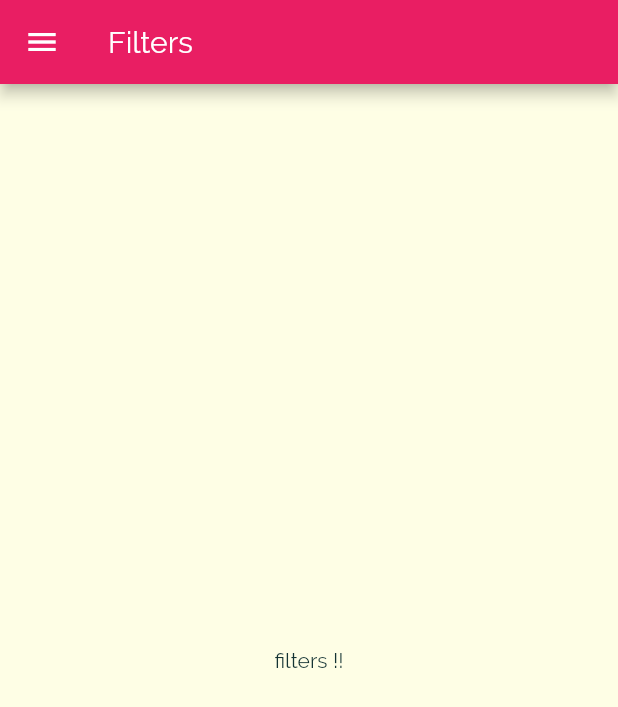
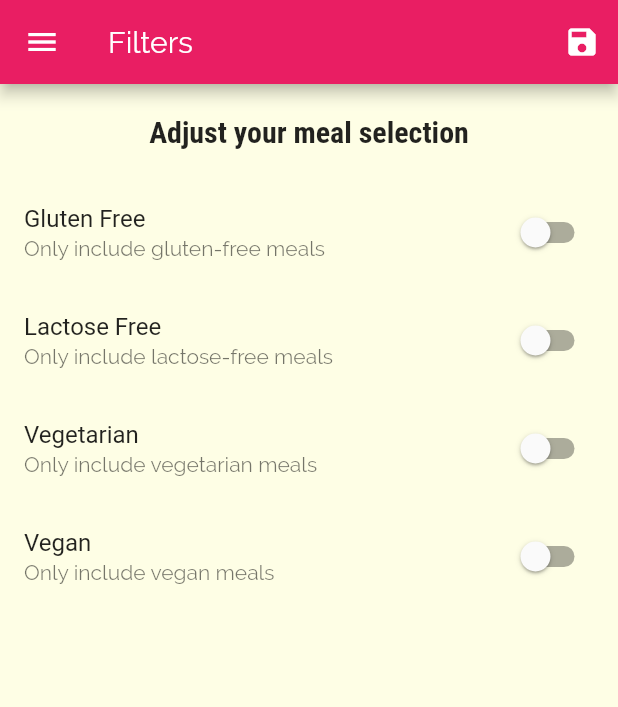
Before and after one commit to lamissmessaoudi/Meals-App, a Flutter app: the FilterScreen screen opened by its route, on a phone screen of 412 x 824 dp. Shown: the top 707 px of the screen. Run offline on Flutter 3.47's test engine with Material 2 defaults, Android fonts, the phone set to English and light mode, and no system bars.

Commit message:
Adding Filters

```diff
--- a/lib/main.dart
+++ b/lib/main.dart
@@ -1,13 +1,49 @@
 import 'package:flutter/material.dart';
+import './dummy_data.dart';
+import './models/meal.dart';
 import './screens/filter_screen.dart';
 import './screens/tabs_screen.dart';
-import './screens/categories_screen.dart';
 import './screens/category_meals_screen.dart';
 import './screens/meal_detail_screen.dart';
 
 void main() => runApp(MyApp());
 
-class MyApp extends StatelessWidget {
+class MyApp extends StatefulWidget {
+  @override
+  _MyAppState createState() => _MyAppState();
+}
+
+class _MyAppState extends State<MyApp> {
+  Map<String, bool> _filters = {
+    'gluten': false,
+    'lactose': false,
+    'vegan': false,
+    'vegetarian': false,
+  };
+  List<Meal> _availableMeals = DUMMY_MEALS;
+
+  void _setFilters(Map<String, bool> filterData) {
+    setState(() {
+      _filters = filterData;
+
+      _availableMeals = DUMMY_MEALS.where((meal) {
+        if (_filters['gluten'] && !meal.isGlutenFree) {
+          return false;
+        }
+        if (_filters['lactose'] && !meal.isLactoseFree) {
+          return false;
+        }
+        if (_filters['vegan'] && !meal.isVegan) {
+          return false;
+        }
+        if (_filters['vegetarian'] && !meal.isVegetarian) {
+          return false;
+        }
+        return true;
+      }).toList();
+    });
+  }
+
   @override
   Widget build(BuildContext context) {
     return MaterialApp(
@@ -33,14 +69,16 @@ class MyApp extends StatelessWidget {
       ),
       home: TabsScreen(),
       routes: {
-        CategoryMealsScreen.routeName: (ctx) => CategoryMealsScreen(),
-        FilterScreen.routeName: (ctx) => FilterScreen(),
+        CategoryMealsScreen.routeName: (ctx) =>
+            CategoryMealsScreen(_availableMeals),
+        FilterScreen.routeName: (ctx) => FilterScreen(_filters, _setFilters),
         MealDeatilScreen.routeName: (ctx) => MealDeatilScreen(),
       },
 
       /// generic fallback starting page
       onUnknownRoute: (settings) {
-        return MaterialPageRoute(builder: (ctx) => CategoryMealsScreen());
+        return MaterialPageRoute(
+            builder: (ctx) => CategoryMealsScreen(_availableMeals));
       },
     );
   }
--- a/lib/screens/category_meals_screen.dart
+++ b/lib/screens/category_meals_screen.dart
@@ -1,10 +1,12 @@
 import 'package:flutter/material.dart';
 import '../models/meal.dart';
-import '../dummy_data.dart';
 import '../widgets/meal_item.dart';
 
 class CategoryMealsScreen extends StatefulWidget {
   static const routeName = '/category-meals';
+
+  final List<Meal> _availableMeals;
+  CategoryMealsScreen(this._availableMeals);
 
   @override
   _CategoryMealsScreenState createState() => _CategoryMealsScreenState();
@@ -22,7 +24,7 @@ class _CategoryMealsScreenState extends State<CategoryMealsScreen> {
           ModalRoute.of(context).settings.arguments as Map<String, String>;
       categoryTitle = routeArgs['title'];
       final categoryId = routeArgs['id'];
-      displayedMeals = DUMMY_MEALS.where((meal) {
+      displayedMeals = widget._availableMeals.where((meal) {
         return meal.categories.contains(categoryId);
       }).toList();
       _loadedInitData = true;
@@ -56,6 +58,7 @@ class _CategoryMealsScreenState extends State<CategoryMealsScreen> {
           );
         },
         itemCount: displayedMeals.length,
-        ));
+      ),
+    );
   }
 }
--- a/lib/screens/filter_screen.dart
+++ b/lib/screens/filter_screen.dart
@@ -1,19 +1,119 @@
 import 'package:flutter/material.dart';
 import '../widgets/main_drawer.dart';
 
-class FilterScreen extends StatelessWidget {
+class FilterScreen extends StatefulWidget {
   static const routeName = '/filters';
+
+  final Function saveFilters;
+  final Map<String, bool> currentFilters;
+
+  FilterScreen(this.currentFilters, this.saveFilters);
+
+  @override
+  _FilterScreenState createState() => _FilterScreenState();
+}
+
+class _FilterScreenState extends State<FilterScreen> {
+  bool _glutenFree = false;
+  bool _vegetarian = false;
+  bool _vegan = false;
+  bool _lactoseFree = false;
+
+  @override
+  initState() {
+    _glutenFree = widget.currentFilters['gluten'];
+    _lactoseFree = widget.currentFilters['lactose'];
+    _vegetarian = widget.currentFilters['vegetarian'];
+    _vegan = widget.currentFilters['vegan'];
+    super.initState();
+  }
+
+  Widget _buildSwitchTile(String title, String description, bool currentValue,
+      Function updateValue) {
+    return SwitchListTile(
+        title: Text(title),
+        value: currentValue,
+        subtitle: Text(description),
+        onChanged: updateValue);
+  }
 
   @override
   Widget build(BuildContext context) {
     return Scaffold(
-      body: Center(
-        child: Text('filters !!'),
-      ),
-      appBar: AppBar(
-        title: Text('Filters'),
-      ),
-      drawer: MainDrawer(),
-    );
+        appBar: AppBar(
+          title: Text('Filters'),
+          actions: <Widget>[
+            IconButton(
+              icon: Icon(Icons.save),
+              onPressed: () {
+                final selectedFilters = {
+                  'gluten': _glutenFree,
+                  'lactose': _lactoseFree,
+                  'vegan': _vegan,
+                  'vegetarian': _vegetarian,
+                };
+                widget.saveFilters(selectedFilters);
+              },
+            )
+          ],
+        ),
+        drawer: MainDrawer(),
+        body: Column(
+          children: <Widget>[
+            Container(
+              padding: EdgeInsets.all(20),
+              child: Text(
+                'Adjust your meal selection',
+                style: Theme.of(context).textTheme.title,
+              ),
+            ),
+            Expanded(
+              child: ListView(
+                children: <Widget>[
+                  _buildSwitchTile(
+                    'Gluten Free',
+                    'Only include gluten-free meals ',
+                    _glutenFree,
+                    (newValue) {
+                      setState(() {
+                        _glutenFree = newValue;
+                      });
+                    },
+                  ),
+                  _buildSwitchTile(
+                    'Lactose Free',
+                    'Only include lactose-free meals ',
+                    _lactoseFree,
+                    (newValue) {
+                      setState(() {
+                        _lactoseFree = newValue;
+                      });
+                    },
+                  ),
+                  _buildSwitchTile(
+                    'Vegetarian',
+                    'Only include vegetarian meals ',
+                    _vegetarian,
+                    (newValue) {
+                      setState(() {
+                        _vegetarian = newValue;
+                      });
+                    },
+                  ),
+                  _buildSwitchTile(
+                    'Vegan',
+                    'Only include vegan meals ',
+                    _vegan,
+                    (newValue) {
+                      setState(() {
+                        _vegan = newValue;
+                      });
+                    },
+                  ),
+                ],
+              ),
+            ),
+          ],
+        ));
   }
 }
```
Lines whose indentation alone changed are shown as unchanged.
